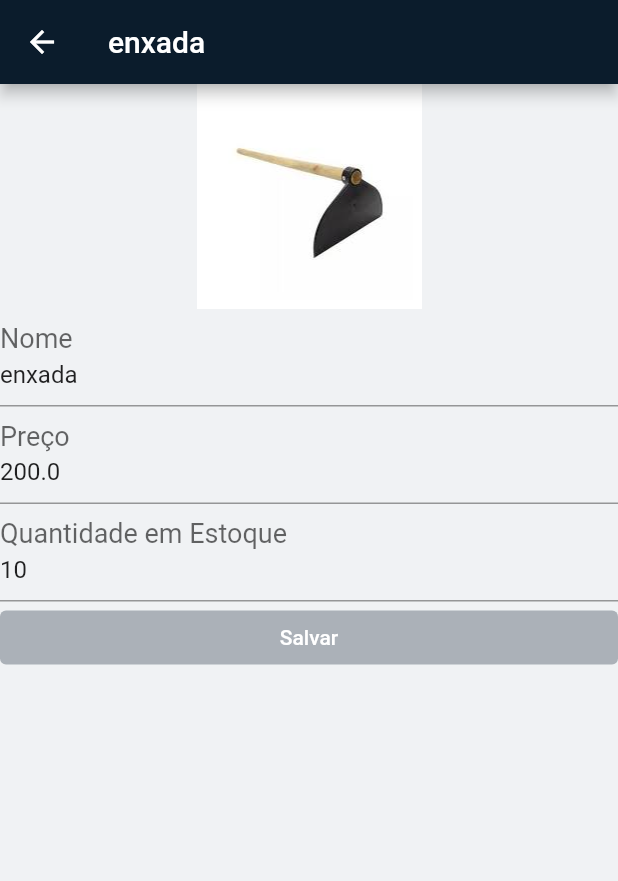
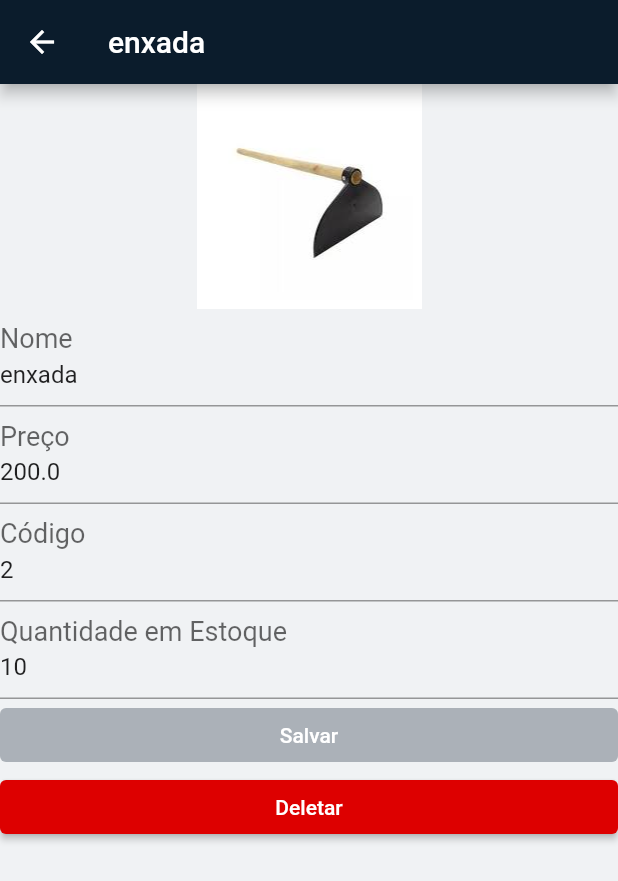
Before and after one commit to brunoFpassaglia/crudnex, a Flutter app: the screen it shows after launch, after a tap on "enxada", on a phone screen of 412 x 824 dp. Shown: the top 881 px of the screen. Run offline on Flutter 3.47's test engine with Material 2 defaults, Android fonts, the phone set to English and light mode, and no system bars; our stand-ins replace bloc, equatable, flutter_bloc, flutter_modular, hive, image_picker; accounts and stored records are empty.

Commit message:
Subject: Add put/post feature to add itens; fix bug on product image display Problem: Solution: checks if the image is from the assets folder, then renders it Note:

```diff
--- a/lib/blocs/product/product_bloc.dart
+++ b/lib/blocs/product/product_bloc.dart
@@ -15,7 +15,11 @@ class ProductBloc extends Bloc<ProductEvent, ProductState> {
       yield ProductLoading();
       try {
         List<ProductModel> products = await productRepository.fetchProducts();
-        yield ProductSuccess(products: products);
+        if (products.isEmpty) {
+          yield ProductEmpty();
+        } else {
+          yield ProductSuccess(products: products);
+        }
       } catch (error) {
         yield ProductFailure();
       }
@@ -29,10 +33,10 @@ class ProductBloc extends Bloc<ProductEvent, ProductState> {
         this.add(FetchProduct());
       }
     }
-    if (event is UpdateProduct) {
+    if (event is InserOrUpdateProduct) {
       yield ProductLoading();
       try {
-        // faz o update
+        await productRepository.putProduct(event.productModel);
       } catch (error) {
         yield ProductFailure();
       } finally {
--- a/lib/blocs/product/product_events.dart
+++ b/lib/blocs/product/product_events.dart
@@ -16,4 +16,8 @@ class DeleteProduct extends ProductEvent {
   DeleteProduct(this.productModel);
 }
 
-class UpdateProduct extends ProductEvent {}
+class InserOrUpdateProduct extends ProductEvent {
+  final ProductModel productModel;
+
+  InserOrUpdateProduct({required this.productModel});
+}
--- a/lib/blocs/product/product_state.dart
+++ b/lib/blocs/product/product_state.dart
@@ -14,4 +14,6 @@ class ProductSuccess extends ProductState {
   ProductSuccess({required this.products});
 }
 
+class ProductEmpty extends ProductState {}
+
 class ProductFailure extends ProductState {}
--- a/lib/data/models/product_model.dart
+++ b/lib/data/models/product_model.dart
@@ -15,10 +15,8 @@ class ProductModel {
   @HiveField(3)
   int code;
   @HiveField(4)
-  DateTime createdAt;
+  DateTime updatedAt;
   @HiveField(5)
-  DateTime updatedAt;
-  @HiveField(6)
   String? image;
 
   ProductModel({
@@ -26,7 +24,6 @@ class ProductModel {
     required this.price,
     required this.quantity,
     required this.code,
-    required this.createdAt,
     required this.updatedAt,
     this.image,
   });
@@ -37,8 +34,7 @@ class ProductModel {
       'price': price,
       'quantity': quantity,
       'code': code,
-      'createdAt': createdAt,
-      'updatedAt': updatedAt,
+      'updatedAt': updatedAt.toString(),
       'image': image
     };
   }
@@ -49,7 +45,6 @@ class ProductModel {
       price: map['price'],
       quantity: map['quantity'],
       code: map['code'],
-      createdAt: DateTime.parse(map['createdAt']),
       updatedAt: DateTime.parse(map['updatedAt']),
       image: map['image'],
     );
--- a/lib/data/repositories/product_repository.dart
+++ b/lib/data/repositories/product_repository.dart
@@ -24,4 +24,10 @@ class ProductRepository {
       rethrow;
     }
   }
+
+  Future<void> putProduct(ProductModel productModel) async {
+    try {
+      await dataSource.put(endpoint: DATA_BOX, data: productModel.toMap());
+    } catch (error) {}
+  }
 }
--- a/lib/ui/pages/home_page.dart
+++ b/lib/ui/pages/home_page.dart
@@ -45,7 +45,7 @@ class _HomePageState extends State<HomePage> {
           title: Text("Pagina inicial"),
           actions: [
             Container(
-                margin: EdgeInsets.all(8),
+                margin: EdgeInsets.all(4),
                 child: IconButton(
                   icon: Icon(Icons.sort_by_alpha),
                   onPressed: () {
@@ -55,7 +55,7 @@ class _HomePageState extends State<HomePage> {
                   },
                 )),
             Container(
-                margin: EdgeInsets.all(8),
+                margin: EdgeInsets.all(4),
                 child: IconButton(
                   icon: Icon(Icons.monetization_on_rounded),
                   onPressed: () {
@@ -65,7 +65,7 @@ class _HomePageState extends State<HomePage> {
                   },
                 )),
             Container(
-                margin: EdgeInsets.all(8),
+                margin: EdgeInsets.all(4),
                 child: IconButton(
                   icon: Icon(Icons.access_time),
                   onPressed: () {
@@ -95,8 +95,8 @@ class _HomePageState extends State<HomePage> {
             Expanded(
               child: TabBarView(
                 children: [
-                  BlocProvider(
-                    create: (_) => productBloc,
+                  BlocProvider<ProductBloc>.value(
+                    value: productBloc,
                     child: BlocBuilder<ProductBloc, ProductState>(
                       builder: (context, state) {
                         if (state is ProductSuccess) {
@@ -109,6 +109,13 @@ class _HomePageState extends State<HomePage> {
                                       productBloc: productBloc,
                                     )))
                                 .toList(),
+                          );
+                        }
+                        if (state is ProductEmpty) {
+                          return Center(
+                            child: Container(
+                              child: Text("Não existem produtos salvos"),
+                            ),
                           );
                         }
                         if (state is ProductFailure) {
@@ -124,6 +131,15 @@ class _HomePageState extends State<HomePage> {
             ),
           ],
         ),
+        floatingActionButton: FloatingActionButton(
+            onPressed: () {
+              Modular.to.pushNamed('/product', arguments: null);
+            },
+            child: Icon(
+              Icons.add,
+              color: Theme.of(context).scaffoldBackgroundColor,
+            ),
+            backgroundColor: Theme.of(context).primaryColor),
       ),
     );
   }
--- a/lib/ui/pages/product_page.dart
+++ b/lib/ui/pages/product_page.dart
@@ -1,5 +1,11 @@
+import 'dart:io';
+
+import 'package:crudnex/blocs/product/product_bloc.dart';
+import 'package:crudnex/blocs/product/product_events.dart';
 import 'package:crudnex/data/models/product_model.dart';
 import 'package:flutter/material.dart';
+import 'package:flutter_modular/flutter_modular.dart';
+import 'package:image_picker/image_picker.dart';
 
 class ProductPage extends StatefulWidget {
   final ProductModel? productModel;
@@ -10,14 +16,19 @@ class ProductPage extends StatefulWidget {
 }
 
 class _ProductPageState extends State<ProductPage> {
+  ProductBloc productBloc = Modular.get<ProductBloc>();
   late TextEditingController priceController;
   late TextEditingController nameController;
+  late TextEditingController codeController;
   late TextEditingController quantityController;
+  String? _productImage;
   final _formKey = GlobalKey<FormState>();
   bool _btnEnabled = false;
   @override
   void initState() {
     super.initState();
+    codeController =
+        TextEditingController(text: widget.productModel?.code.toString());
     priceController =
         TextEditingController(text: widget.productModel?.price.toString());
     nameController =
@@ -37,27 +48,38 @@ class _ProductPageState extends State<ProductPage> {
       body: SingleChildScrollView(
         child: Column(
           children: [
-            Center(
-              child: Container(
-                height: 150,
-                width: 150,
-                child: Image(
-                  //todo: colocar uma imagem padrao
-                  image: widget.productModel?.image == null
-                      ? AssetImage('lib/assets/default.jpeg')
-                      : AssetImage('lib/assets/${widget.productModel?.image}'),
-                  fit: BoxFit.fill,
-                ),
-              ),
-            ),
             Form(
+              autovalidateMode: AutovalidateMode.onUserInteraction,
               key: _formKey,
               onChanged: () => setState(
                   () => _btnEnabled = _formKey.currentState!.validate()),
               child: Column(
                 children: [
+                  Center(
+                    child: GestureDetector(
+                      onTap: () async {
+                        await ImagePicker()
+                            .getImage(source: ImageSource.gallery)
+                            .then((value) {
+                          if (value == null) return;
+                          setState(() {
+                            _productImage = value.path;
+                          });
+                        });
+                      },
+                      child: Container(
+                        height: 150,
+                        width: 150,
+                        child: _productImage == null
+                            ? widget.productModel?.image == null
+                                ? Image.asset('lib/assets/default.jpeg')
+                                : Image.asset(widget.productModel!.image!)
+                            : Image.file(File(_productImage!)),
+                      ),
+                    ),
+                  ),
                   TextFormField(
-                    initialValue: widget.productModel?.name,
+                    controller: nameController,
                     validator: _nameValidator,
                     decoration: InputDecoration(
                       labelText: "Nome",
@@ -65,7 +87,7 @@ class _ProductPageState extends State<ProductPage> {
                     ),
                   ),
                   TextFormField(
-                    initialValue: widget.productModel?.price.toString(),
+                    controller: priceController,
                     keyboardType: TextInputType.number,
                     validator: _priceValidator,
                     decoration: InputDecoration(
@@ -74,7 +96,17 @@ class _ProductPageState extends State<ProductPage> {
                     ),
                   ),
                   TextFormField(
-                    initialValue: widget.productModel?.quantity.toString(),
+                    controller: codeController,
+                    keyboardType: TextInputType.number,
+                    validator: _codeValidator,
+                    decoration: InputDecoration(
+                      labelText: "Código",
+                      labelStyle: TextStyle(fontSize: 24),
+                    ),
+                  ),
+                  TextFormField(
+                    controller: quantityController,
+                    validator: _quantityValidator,
                     keyboardType: TextInputType.number,
                     decoration: InputDecoration(
                       labelText: "Quantidade em Estoque",
@@ -87,14 +119,30 @@ class _ProductPageState extends State<ProductPage> {
                         child: ElevatedButton(
                           onPressed: _btnEnabled
                               ? () {
-                                  print("validour");
+                                  //add new insert event to block and goes back
+                                  productBloc.add(
+                                    InserOrUpdateProduct(
+                                      productModel: ProductModel(
+                                        name: nameController.text,
+                                        price:
+                                            double.parse(priceController.text),
+                                        quantity:
+                                            int.parse(quantityController.text),
+                                        code: int.parse(codeController.text),
+                                        image: _productImage,
+                                        updatedAt: DateTime.now(),
+                                      ),
+                                    ),
+                                  );
+                                  Modular.to.pop();
                                 }
                               : null,
                           child: Text(
                             "Salvar",
                             style: TextStyle(color: Colors.white),
                           ),
-                          style: ButtonStyle(backgroundColor:
+                          style: ButtonStyle(
+                            backgroundColor:
                                 MaterialStateProperty.resolveWith<Color>(
                               (Set<MaterialState> states) {
                                 if (states.contains(MaterialState.disabled))
@@ -104,11 +152,31 @@ class _ProductPageState extends State<ProductPage> {
                                       .withOpacity(0.3);
                                 return Theme.of(context).colorScheme.primary;
                               },
-                          )),
+                            ),
+                          ),
                         ),
                       ),
                     ],
                   ),
+                  Container(
+                    child: widget.productModel != null
+                        ? Row(
+                            children: [
+                              Expanded(
+                                child: ElevatedButton(
+                                  onPressed: () {},
+                                  child: Text("Deletar"),
+                                  style: ButtonStyle(
+                                    backgroundColor:
+                                        MaterialStateProperty.all<Color>(
+                                            Theme.of(context).errorColor),
+                                  ),
+                                ),
+                              ),
+                            ],
+                          )
+                        : null,
+                  )
                 ],
               ),
             ),
@@ -123,6 +191,16 @@ class _ProductPageState extends State<ProductPage> {
     return isDigitsOnly == null ? "Preço inválido" : null;
   }
 
+  String? _codeValidator(value) {
+    final isDigitsOnly = int.tryParse(value!);
+    return isDigitsOnly == null ? "Código inválido" : null;
+  }
+
+  String? _quantityValidator(value) {
+    final isDigitsOnly = int.tryParse(value!);
+    return isDigitsOnly == null ? "Código inválido" : null;
+  }
+
   String? _nameValidator(value) {
     if (value == null || value.trim() == '' || value.length < 3) {
       return "Nome invalido";
--- a/lib/ui/widgets/product_card.dart
+++ b/lib/ui/widgets/product_card.dart
@@ -1,3 +1,5 @@
+import 'dart:io';
+
 import 'package:crudnex/blocs/product/product_bloc.dart';
 import 'package:crudnex/blocs/product/product_events.dart';
 import 'package:crudnex/data/models/product_model.dart';
@@ -31,11 +33,11 @@ class ProductCard extends StatelessWidget {
                 margin: EdgeInsets.all(3.0),
                 height: 80,
                 width: 130,
-                child: Image(
-                  //todo: colocar uma imagem padrao
-                  image: AssetImage('lib/assets/${productModel.image}'),
-                  fit: BoxFit.fill,
-                ),
+                child: productModel.image != null
+                    ? productModel.image!.startsWith('lib')
+                        ? Image.asset(productModel.image!)
+                        : Image.file(File(productModel.image!))
+                    : Image.asset('lib/assets/default.jpeg'),
               ),
               Row(
                 mainAxisAlignment: MainAxisAlignment.spaceBetween,
--- a/pubspec.yaml
+++ b/pubspec.yaml
@@ -34,6 +34,7 @@ dependencies:
   path_provider: ^2.0.1
   flutter_modular: ^3.1.1
   hive_generator: ^1.1.0
+  image_picker: ^0.7.4
 
 dev_dependencies:
   flutter_test:
```
Also changed, not shown: lib/assets/db_seeder.json (+5 -10 lines), lib/data/local_data_source.dart (+3 -4 lines), lib/data/models/product_model.g.dart, pubspec.lock. Lines whose indentation alone changed are shown as unchanged.
